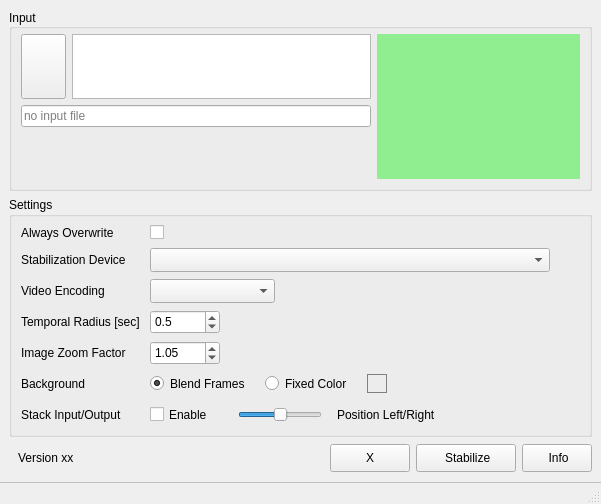
Qt form cuvistaGui/cuvistaGui.ui (RainerMtb/cuvista) before a commit.
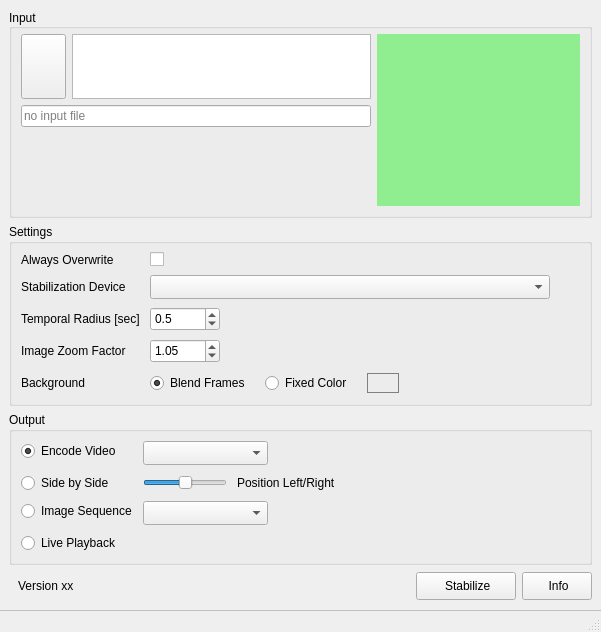
The same form after that commit. Icons and pictures are not drawn. Custom widgets are drawn as their Qt base class.

Commit message: image and gui overhaul

```diff
--- a/cuvistaGui/cuvistaGui.ui
+++ b/cuvistaGui/cuvistaGui.ui
@@ -7,7 +7,7 @@
     <x>0</x>
     <y>0</y>
     <width>601</width>
-    <height>504</height>
+    <height>632</height>
    </rect>
   </property>
   <property name="sizePolicy">
@@ -200,18 +200,6 @@
         <verstretch>0</verstretch>
        </sizepolicy>
       </property>
-      <property name="minimumSize">
-       <size>
-        <width>0</width>
-        <height>240</height>
-       </size>
-      </property>
-      <property name="maximumSize">
-       <size>
-        <width>16777215</width>
-        <height>0</height>
-       </size>
-      </property>
       <property name="title">
        <string>Settings</string>
       </property>
@@ -307,48 +295,7 @@
          </property>
         </widget>
        </item>
-       <item row="2" column="0">
-        <widget class="QLabel" name="label_2">
-         <property name="sizePolicy">
-          <sizepolicy hsizetype="Preferred" vsizetype="Preferred">
-           <horstretch>0</horstretch>
-           <verstretch>0</verstretch>
-          </sizepolicy>
-         </property>
-         <property name="text">
-          <string>Video Encoding</string>
-         </property>
-        </widget>
-       </item>
-       <item row="2" column="1">
-        <widget class="QComboBox" name="comboEncoding">
-         <property name="sizePolicy">
-          <sizepolicy hsizetype="Preferred" vsizetype="Fixed">
-           <horstretch>0</horstretch>
-           <verstretch>0</verstretch>
-          </sizepolicy>
-         </property>
-         <property name="minimumSize">
-          <size>
-           <width>125</width>
-           <height>24</height>
-          </size>
-         </property>
-         <property name="baseSize">
-          <size>
-           <width>0</width>
-           <height>0</height>
-          </size>
-         </property>
-         <property name="toolTip">
-          <string>&lt;html&gt;&lt;head/&gt;&lt;body&gt;&lt;p&gt;device and setting to use for output video encoding&lt;/p&gt;&lt;/body&gt;&lt;/html&gt;</string>
-         </property>
-         <property name="maxCount">
-          <number>1000</number>
-         </property>
-        </widget>
-       </item>
-       <item row="5" column="0">
+       <item row="4" column="0">
         <widget class="QLabel" name="label_5">
          <property name="sizePolicy">
           <sizepolicy hsizetype="Preferred" vsizetype="Preferred">
@@ -361,7 +308,7 @@
          </property>
         </widget>
        </item>
-       <item row="5" column="1">
+       <item row="4" column="1">
         <widget class="QDoubleSpinBox" name="spinRadius">
          <property name="minimumSize">
           <size>
@@ -383,7 +330,7 @@
          </property>
         </widget>
        </item>
-       <item row="6" column="0">
+       <item row="5" column="0">
         <widget class="QLabel" name="label_6">
          <property name="sizePolicy">
           <sizepolicy hsizetype="Preferred" vsizetype="Preferred">
@@ -396,7 +343,7 @@
          </property>
         </widget>
        </item>
-       <item row="6" column="1">
+       <item row="5" column="1">
         <widget class="QDoubleSpinBox" name="spinZoom">
          <property name="minimumSize">
           <size>
@@ -415,7 +362,7 @@
          </property>
         </widget>
        </item>
-       <item row="7" column="0">
+       <item row="6" column="0">
         <widget class="QLabel" name="label_8">
          <property name="sizePolicy">
           <sizepolicy hsizetype="Preferred" vsizetype="Preferred">
@@ -428,7 +375,7 @@
          </property>
         </widget>
        </item>
-       <item row="7" column="1">
+       <item row="6" column="1">
         <layout class="QHBoxLayout" name="horizontalLayout" stretch="0,0,0">
          <property name="spacing">
           <number>15</number>
@@ -475,7 +422,7 @@
           <widget class="ClickLabel" name="lblColor">
            <property name="minimumSize">
             <size>
-             <width>20</width>
+             <width>32</width>
              <height>16</height>
             </size>
            </property>
@@ -494,56 +441,23 @@
          </item>
         </layout>
        </item>
-       <item row="8" column="0">
-        <widget class="QLabel" name="label_7">
-         <property name="sizePolicy">
-          <sizepolicy hsizetype="Preferred" vsizetype="Preferred">
-           <horstretch>0</horstretch>
-           <verstretch>0</verstretch>
-          </sizepolicy>
-         </property>
-         <property name="text">
-          <string>Stack Input/Output</string>
-         </property>
-        </widget>
-       </item>
-       <item row="8" column="1">
-        <layout class="QHBoxLayout" name="horizontalLayout_2">
+      </layout>
+     </widget>
+    </item>
+    <item>
+     <widget class="QGroupBox" name="grpOutput">
+      <property name="title">
+       <string>Output</string>
+      </property>
+      <layout class="QFormLayout" name="formLayout_3">
+       <property name="verticalSpacing">
+        <number>8</number>
+       </property>
+       <item row="2" column="1">
+        <layout class="QHBoxLayout" name="hbox2">
          <property name="spacing">
-          <number>15</number>
+          <number>10</number>
          </property>
-         <property name="topMargin">
-          <number>2</number>
-         </property>
-         <property name="bottomMargin">
-          <number>2</number>
-         </property>
-         <item>
-          <widget class="QCheckBox" name="chkStack">
-           <property name="toolTip">
-            <string>stack 3/4 of input and output horizontally</string>
-           </property>
-           <property name="text">
-            <string>Enable</string>
-           </property>
-          </widget>
-         </item>
-         <item>
-          <spacer name="horizontalSpacer_2">
-           <property name="orientation">
-            <enum>Qt::Orientation::Horizontal</enum>
-           </property>
-           <property name="sizeType">
-            <enum>QSizePolicy::Policy::Fixed</enum>
-           </property>
-           <property name="sizeHint" stdset="0">
-            <size>
-             <width>10</width>
-             <height>0</height>
-            </size>
-           </property>
-          </spacer>
-         </item>
          <item>
           <widget class="QSlider" name="slideStack">
            <property name="sizePolicy">
@@ -552,6 +466,12 @@
              <verstretch>0</verstretch>
             </sizepolicy>
            </property>
+           <property name="minimumSize">
+            <size>
+             <width>80</width>
+             <height>0</height>
+            </size>
+           </property>
            <property name="maximumSize">
             <size>
              <width>16777215</width>
@@ -579,8 +499,148 @@
            </property>
           </widget>
          </item>
+         <item>
+          <spacer name="horizontalSpacer_4">
+           <property name="orientation">
+            <enum>Qt::Orientation::Horizontal</enum>
+           </property>
+           <property name="sizeHint" stdset="0">
+            <size>
+             <width>40</width>
+             <height>20</height>
+            </size>
+           </property>
+          </spacer>
+         </item>
         </layout>
        </item>
+       <item row="0" column="1">
+        <layout class="QHBoxLayout" name="hbox1">
+         <property name="spacing">
+          <number>10</number>
+         </property>
+         <property name="sizeConstraint">
+          <enum>QLayout::SizeConstraint::SetDefaultConstraint</enum>
+         </property>
+         <item>
+          <widget class="QComboBox" name="comboEncoding">
+           <property name="sizePolicy">
+            <sizepolicy hsizetype="Preferred" vsizetype="Fixed">
+             <horstretch>0</horstretch>
+             <verstretch>0</verstretch>
+            </sizepolicy>
+           </property>
+           <property name="minimumSize">
+            <size>
+             <width>125</width>
+             <height>24</height>
+            </size>
+           </property>
+           <property name="baseSize">
+            <size>
+             <width>0</width>
+             <height>0</height>
+            </size>
+           </property>
+           <property name="toolTip">
+            <string>&lt;html&gt;&lt;head/&gt;&lt;body&gt;&lt;p&gt;device and setting to use for output video encoding&lt;/p&gt;&lt;/body&gt;&lt;/html&gt;</string>
+           </property>
+          </widget>
+         </item>
+         <item>
+          <spacer name="horizontalSpacer_2">
+           <property name="orientation">
+            <enum>Qt::Orientation::Horizontal</enum>
+           </property>
+           <property name="sizeHint" stdset="0">
+            <size>
+             <width>40</width>
+             <height>20</height>
+            </size>
+           </property>
+          </spacer>
+         </item>
+        </layout>
+       </item>
+       <item row="3" column="1">
+        <layout class="QHBoxLayout" name="hbox3">
+         <property name="spacing">
+          <number>10</number>
+         </property>
+         <item>
+          <widget class="QComboBox" name="comboImageType">
+           <property name="sizePolicy">
+            <sizepolicy hsizetype="Preferred" vsizetype="Fixed">
+             <horstretch>0</horstretch>
+             <verstretch>0</verstretch>
+            </sizepolicy>
+           </property>
+           <property name="minimumSize">
+            <size>
+             <width>125</width>
+             <height>24</height>
+            </size>
+           </property>
+          </widget>
+         </item>
+         <item>
+          <spacer name="horizontalSpacer_3">
+           <property name="orientation">
+            <enum>Qt::Orientation::Horizontal</enum>
+           </property>
+           <property name="sizeHint" stdset="0">
+            <size>
+             <width>40</width>
+             <height>20</height>
+            </size>
+           </property>
+          </spacer>
+         </item>
+        </layout>
+       </item>
+       <item row="0" column="0">
+        <widget class="QRadioButton" name="chkEncode">
+         <property name="text">
+          <string>Encode Video</string>
+         </property>
+         <property name="checked">
+          <bool>true</bool>
+         </property>
+         <attribute name="buttonGroup">
+          <string notr="true">buttonGroupOutput</string>
+         </attribute>
+        </widget>
+       </item>
+       <item row="2" column="0">
+        <widget class="QRadioButton" name="chkStack">
+         <property name="text">
+          <string>Side by Side</string>
+         </property>
+         <attribute name="buttonGroup">
+          <string notr="true">buttonGroupOutput</string>
+         </attribute>
+        </widget>
+       </item>
+       <item row="3" column="0">
+        <widget class="QRadioButton" name="chkSequence">
+         <property name="text">
+          <string>Image Sequence</string>
+         </property>
+         <attribute name="buttonGroup">
+          <string notr="true">buttonGroupOutput</string>
+         </attribute>
+        </widget>
+       </item>
+       <item row="4" column="0">
+        <widget class="QRadioButton" name="chkPlayer">
+         <property name="text">
+          <string>Live Playback</string>
+         </property>
+         <attribute name="buttonGroup">
+          <string notr="true">buttonGroupOutput</string>
+         </attribute>
+        </widget>
+       </item>
       </layout>
      </widget>
     </item>
@@ -618,19 +678,6 @@
         </property>
        </spacer>
       </item>
-      <item>
-       <widget class="QPushButton" name="btnPlay">
-        <property name="minimumSize">
-         <size>
-          <width>40</width>
-          <height>28</height>
-         </size>
-        </property>
-        <property name="text">
-         <string>X</string>
-        </property>
-       </widget>
-      </item>
       <item>
        <widget class="QPushButton" name="btnStart">
         <property name="sizePolicy">
```
Left out of the diff: 6 changed lines with no effect on the pictures. The commit also changes 55 other files.
